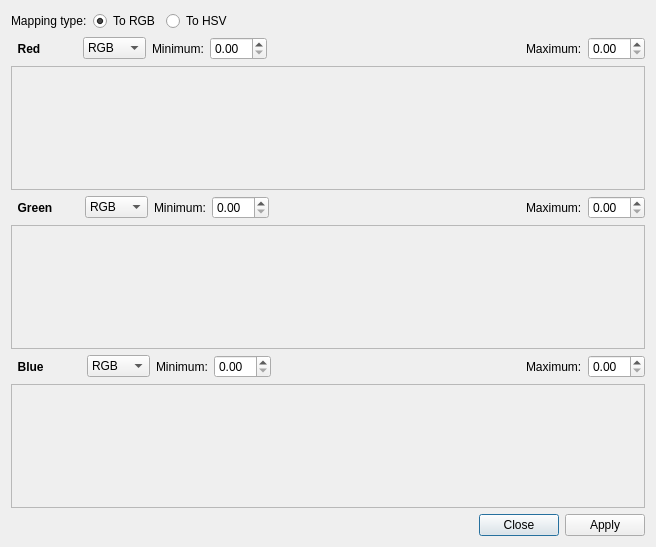
Qt form qCC/ui_templates/colorFromScalarDlg.ui (CloudCompare/CloudCompare) before a commit.
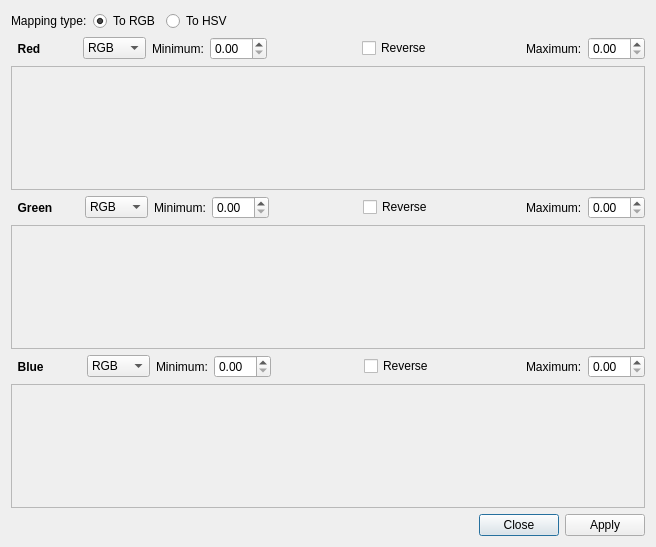
The same form after that commit.

Commit message:
implemented reverse
added button to reverse colour mapping. Tidied up code for colour ramps.

Diff of the .ui file:
```diff
--- a/qCC/ui_templates/colorFromScalarDlg.ui
+++ b/qCC/ui_templates/colorFromScalarDlg.ui
@@ -123,6 +123,26 @@
      <item>
       <widget class="QDoubleSpinBox" name="minInputSpinBoxR"/>
      </item>
+     <item>
+      <spacer name="horizontalSpacer_5">
+       <property name="orientation">
+        <enum>Qt::Horizontal</enum>
+       </property>
+       <property name="sizeHint" stdset="0">
+        <size>
+         <width>40</width>
+         <height>20</height>
+        </size>
+       </property>
+      </spacer>
+     </item>
+     <item>
+      <widget class="QCheckBox" name="reverseR">
+       <property name="text">
+        <string>Reverse</string>
+       </property>
+      </widget>
+     </item>
      <item>
       <spacer name="horizontalSpacer_6">
        <property name="orientation">
@@ -226,6 +246,26 @@
      <item>
       <widget class="QDoubleSpinBox" name="minInputSpinBoxG"/>
      </item>
+     <item>
+      <spacer name="horizontalSpacer_10">
+       <property name="orientation">
+        <enum>Qt::Horizontal</enum>
+       </property>
+       <property name="sizeHint" stdset="0">
+        <size>
+         <width>40</width>
+         <height>20</height>
+        </size>
+       </property>
+      </spacer>
+     </item>
+     <item>
+      <widget class="QCheckBox" name="reverseG">
+       <property name="text">
+        <string>Reverse</string>
+       </property>
+      </widget>
+     </item>
      <item>
       <spacer name="horizontalSpacer_8">
        <property name="orientation">
@@ -329,6 +369,26 @@
      <item>
       <widget class="QDoubleSpinBox" name="minInputSpinBoxB"/>
      </item>
+     <item>
+      <spacer name="horizontalSpacer_7">
+       <property name="orientation">
+        <enum>Qt::Horizontal</enum>
+       </property>
+       <property name="sizeHint" stdset="0">
+        <size>
+         <width>40</width>
+         <height>20</height>
+        </size>
+       </property>
+      </spacer>
+     </item>
+     <item>
+      <widget class="QCheckBox" name="reverseB">
+       <property name="text">
+        <string>Reverse</string>
+       </property>
+      </widget>
+     </item>
      <item>
       <spacer name="horizontalSpacer_9">
        <property name="orientation">
```
The commit also changes 2 other files.
